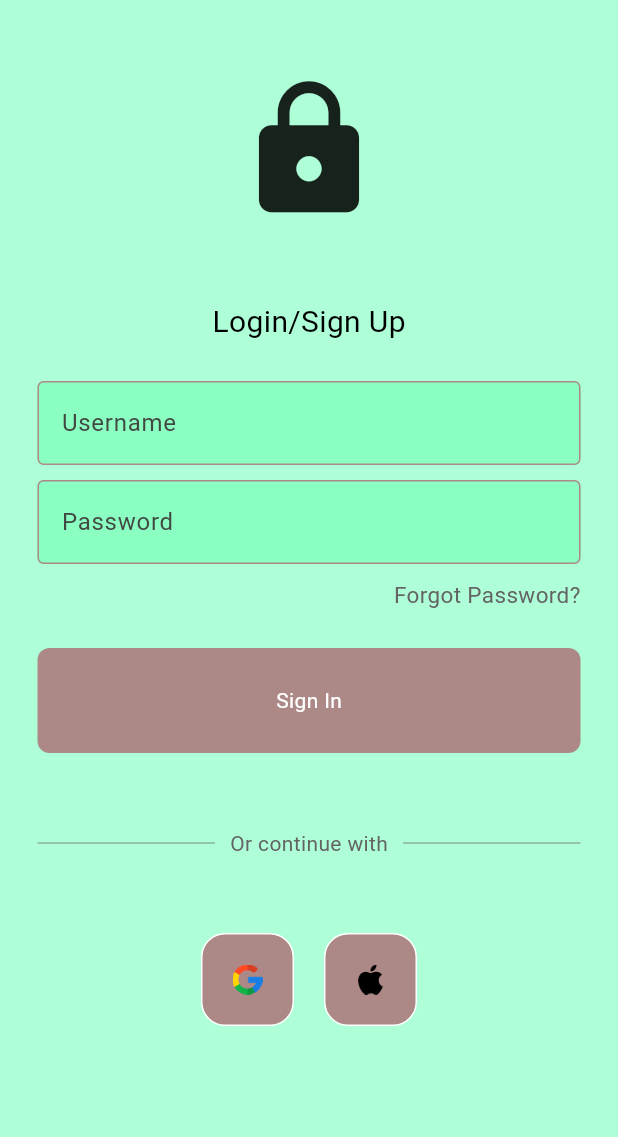
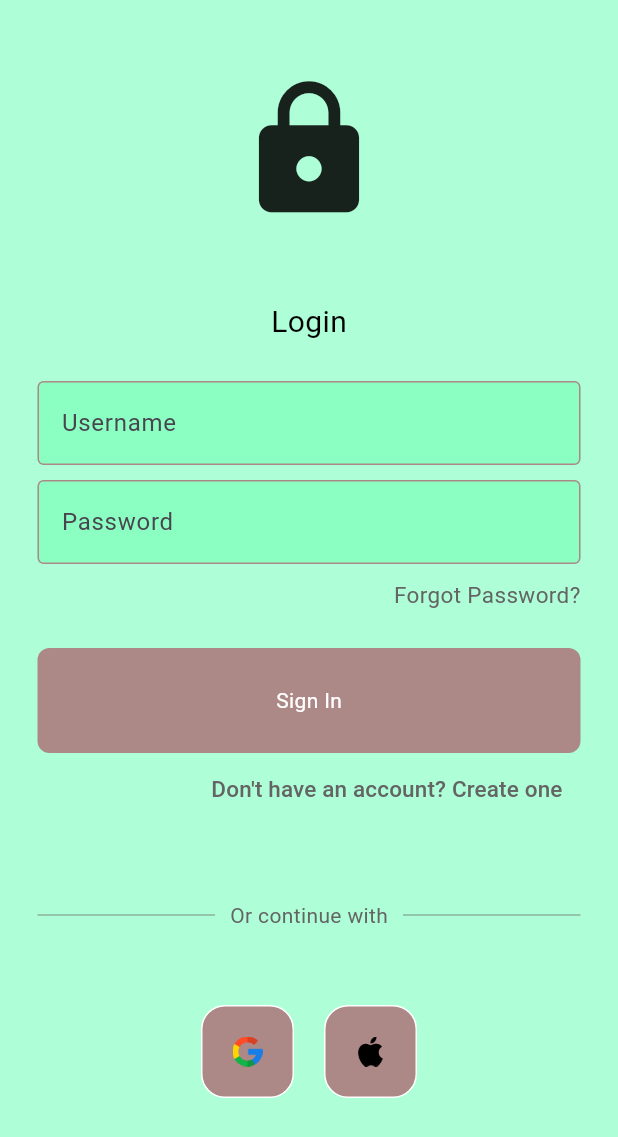
Before and after one commit to erfansyabil/MAPPO, a Flutter app: the screen it shows after launch, on a phone screen of 412 x 824 dp. Shown: the top 1137 px of the screen. Run offline on Flutter 3.47's test engine with Material 3 defaults, Android fonts, the phone set to English and light mode, and no system bars.

Commit message:
singnup_page
seperata singup page from the login page

```diff
--- a/lib/pages/login.dart
+++ b/lib/pages/login.dart
@@ -2,60 +2,54 @@ import 'package:flutter/material.dart';
 import 'package:mappo/components/button.dart';
 import 'package:mappo/components/myTextField.dart';
 import 'package:mappo/components/squareTile.dart';
+import 'signup_page.dart'; // Import your sign-up page file
 
-class LoginPage extends StatelessWidget{
+class LoginPage extends StatelessWidget {
   LoginPage({super.key});
 
   final usernameController = TextEditingController();
   final passwordController = TextEditingController();
 
-  void signIn(){
-
-  }
+  void signIn() {}
 
   @override
-  Widget build(BuildContext context){
-    return Scaffold(
+  Widget build(BuildContext context) {
+    return MaterialApp(
+      routes: {
+        '/signup': (context) => SignUpPage(), // Define the '/signup' route
+      },
+      home: Scaffold(
         backgroundColor: Color.fromARGB(255, 174, 255, 216),
         body: SafeArea(
           child: Center(
             child: Column(
               children: [
                 const SizedBox(height: 50),
-
                 const Icon(
                   Icons.lock,
                   size: 100,
                 ),
-
                 const SizedBox(height: 50),
-
                 const Text(
-                'Login/Sign Up',
+                  'Login',
                   style: TextStyle(
                     color: Color.fromARGB(255, 0, 0, 0),
                     fontSize: 20,
                   ),
                 ),
-
                 const SizedBox(height: 25),
-
                 MyTextField(
                   controller: usernameController,
                   hintText: 'Username',
                   obscureText: false,
                 ),
-
                 const SizedBox(height: 10),
-
                 MyTextField(
                   controller: passwordController,
                   hintText: 'Password',
                   obscureText: true,
                 ),
-
                 const SizedBox(height: 10),
-
                 const Padding(
                   padding: const EdgeInsets.symmetric(horizontal: 25),
                   child: Row(
@@ -71,14 +65,31 @@ class LoginPage extends StatelessWidget{
                     ],
                   ),
                 ),
-
                 const SizedBox(height: 25),
-
-               MyButton(onTap: signIn
+                MyButton(onTap: signIn),
+                const SizedBox(height: 0),
+                TextButton(
+                  onPressed: () {
+                    // Navigate to sign up page
+                    Navigator.pushNamed(context, '/signup');
+                  },
+                  child: const Padding(
+                    padding: const EdgeInsets.symmetric(horizontal: 25),
+                    child: Row(
+                      mainAxisAlignment: MainAxisAlignment.end,
+                      children: [
+                        Text(
+                          "Don't have an account? Create one",
+                          style: TextStyle(
+                            color: Color.fromARGB(255, 100, 100, 100),
+                            fontSize: 15,
                           ),
-
+                        ),
+                      ],
+                    ),
+                  ),
+                ),
                 const SizedBox(height: 50),
-
                 const Padding(
                   padding: EdgeInsets.symmetric(horizontal: 25),
                   child: Row(
@@ -95,8 +106,8 @@ class LoginPage extends StatelessWidget{
                             'Or continue with',
                             style: TextStyle(color: Color.fromARGB(255, 100, 100, 100))),
                       ),
-                        Expanded
-                        (child: Divider(
+                      Expanded(
+                          child: Divider(
                             thickness: 0.5,
                             color: Color.fromARGB(255, 100, 100, 100),
                           )
@@ -104,10 +115,8 @@ class LoginPage extends StatelessWidget{
                     ],
                   ),
                 ),
-
                 const SizedBox(height: 50),
-
-              const Row(
+                Row(
                   mainAxisAlignment: MainAxisAlignment.center,
                   children: [
                     SquareTile(imagePath: 'lib/images/google.png'),
@@ -115,7 +124,11 @@ class LoginPage extends StatelessWidget{
                     SquareTile(imagePath: 'lib/images/apple.png'),
                   ],
                 ),
-            ],),),)
+              ],
+            ),
+          ),
+        ),
+      ),
     );
   }
 }
```
Also changed, not shown: lib/pages/signup_page.dart (added, +15 -0 lines). Lines whose indentation alone changed are shown as unchanged.
